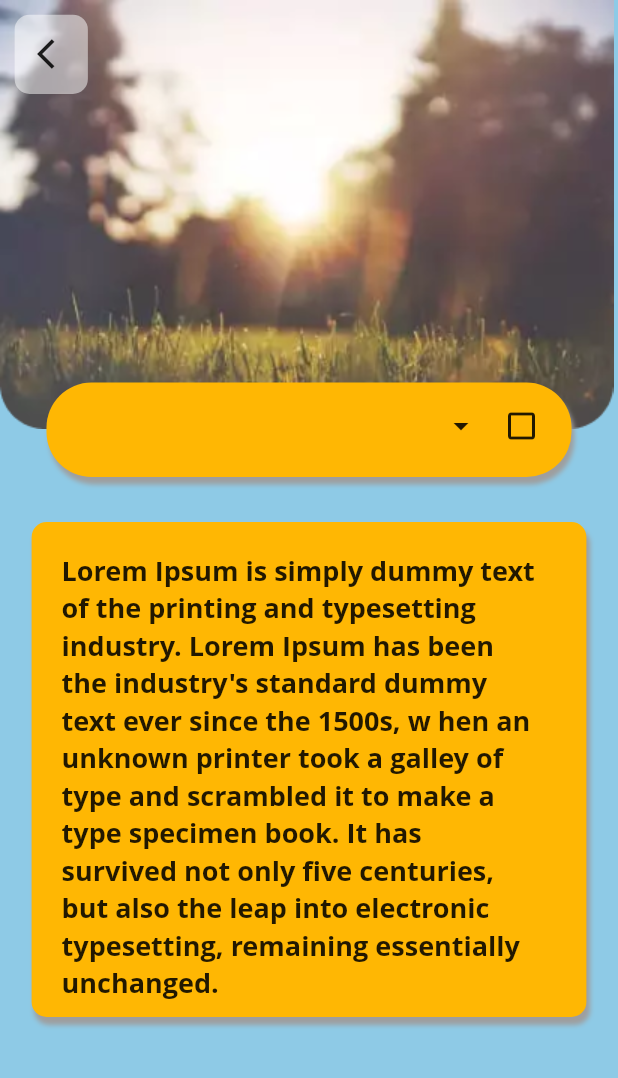
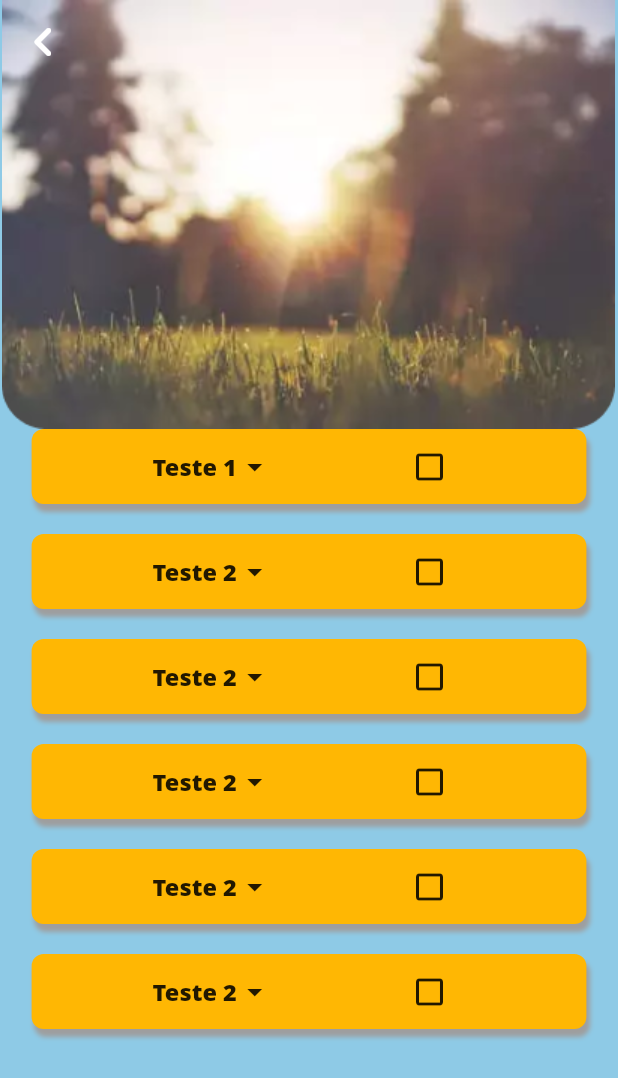
Before and after one commit to FidelisMatheus/down_maternity, a Flutter app: the DetailsScreen screen opened directly with empty values, on a phone screen of 412 x 824 dp. Shown: the top 1078 px of the screen. Run offline on Flutter 3.47's test engine with Material 2 defaults, Android fonts, the phone set to English and light mode, and no system bars; our stand-ins replace get; missing offline and left inert: dart:html; Roboto replaces fonts that are missing (Open Sans).

Commit message:
ExpandedWidget modificado
Modifiquei o expanded widget para receber o model Topic (Tópico)

```diff
--- /dev/null
+++ b/lib/model/topic.dart
@@ -0,0 +1,8 @@
+class Topic {
+  final String title;
+  final String text;
+  late bool expand;
+  late bool check;
+
+  Topic(this.title, this.text, this.expand, this.check);
+}
--- a/lib/pages/details_page.dart
+++ b/lib/pages/details_page.dart
@@ -1,15 +1,18 @@
 // ignore_for_file: prefer_const_constructors
 
 import 'package:flutter/material.dart';
+import 'package:get/get.dart';
+import 'package:projeto_sindrome_down/model/topic.dart';
 import 'package:projeto_sindrome_down/routes/routes.dart';
 
 import 'package:projeto_sindrome_down/utils/appcolors.dart';
 import 'package:projeto_sindrome_down/utils/dimensions.dart';
 import 'package:projeto_sindrome_down/widgets/expansion_widget.dart';
 
-class DetailsScreen extends StatelessWidget {
+class DetailsScreen extends StatefulWidget {
   final int id;
   final String title;
+
   const DetailsScreen({
     Key? key,
     required this.id,
@@ -17,72 +20,112 @@ class DetailsScreen extends StatelessWidget {
   }) : super(key: key);
 
   @override
+  State<DetailsScreen> createState() => _DetailsScreenState();
+}
+
+class _DetailsScreenState extends State<DetailsScreen> {
+  late bool exibir;
+  List<Topic> listTopics = [
+    Topic(
+      'Teste 1',
+      "Lorem Ipsum is simply dummy text of the printing and typesetting industry. Lorem Ipsum has been the industry",
+      false,
+      false,
+    ),
+    Topic(
+      'Teste 2',
+      "Lorem Ipsum is simply dummy text of the printing and typesetting industry. Lorem Ipsum has been the industry",
+      false,
+      false,
+    ),
+    Topic(
+      'Teste 2',
+      "Lorem Ipsum is simply dummy text of the printing and typesetting industry. Lorem Ipsum has been the industry",
+      false,
+      false,
+    ),
+    Topic(
+      'Teste 2',
+      "Lorem Ipsum is simply dummy text of the printing and typesetting industry. Lorem Ipsum has been the industry",
+      false,
+      false,
+    ),
+    Topic(
+      'Teste 2',
+      "Lorem Ipsum is simply dummy text of the printing and typesetting industry. Lorem Ipsum has been the industry",
+      false,
+      false,
+    ),
+    Topic(
+      'Teste 2',
+      "Lorem Ipsum is simply dummy text of the printing and typesetting industry. Lorem Ipsum has been the industry",
+      false,
+      false,
+    ),
+  ];
+
+  @override
+  void initState() {
+    super.initState();
+    exibir = false;
+  }
+
+  @override
   Widget build(BuildContext context) {
     return Scaffold(
       backgroundColor: const Color(0xFF8ECAE6),
-      body: Column(
+      body: SingleChildScrollView(
+        child: Column(
           children: [
             Stack(
               children: [
                 Container(
                   child: Image.asset('images/detalhes.png'),
                   decoration: BoxDecoration(
-                  borderRadius: BorderRadius.only(
-                      bottomRight: Radius.circular(30),
-                      bottomLeft: Radius.circular(30)),
+                    borderRadius: BorderRadius.only(bottomRight: Radius.circular(30), bottomLeft: Radius.circular(30)),
                   ),
                 ),
-              Center(child: ExpansionWidget(title: title)),
                 Container(
-                padding: EdgeInsets.only(left: 5),
+                  width: 40,
+                  height: 40,
+                  margin: EdgeInsets.only(
+                    right: Dimensions.width350,
+                  ),
                   child: IconButton(
                     onPressed: () {
-                    Navigator.pushNamed(context, Routes.initial);
+                      Get.toNamed(Routes.homeScreen);
                     },
-                  icon: Icon(Icons.arrow_back_ios),
+                    icon: Icon(
+                      Icons.chevron_left_rounded,
+                      color: Colors.white,
+                      size: 40,
                     ),
-                width: Dimensions.cardHeight50,
-                height: Dimensions.cardWidth50,
-                decoration: BoxDecoration(
-                  borderRadius: BorderRadius.all(
-                    Radius.circular(10),
-                  ),
-                  color: Colors.white.withOpacity(0.5),
-                ),
-                margin: EdgeInsets.only(
-                  top: Dimensions.height10,
-                  left: Dimensions.height10,
                   ),
                 ),
               ],
             ),
-          Container(
-            padding: EdgeInsets.fromLTRB(20, 20, 30, 10),
-            child: Center(
-              child: Text(
-                "Lorem Ipsum is simply dummy text of the printing and typesetting industry. Lorem Ipsum has been the industry's standard dummy  text ever since the 1500s, w hen an unknown printer took a galley of type and scrambled it to make a type specimen book. It has survived not only five centuries, but also the leap into electronic typesetting, remaining essentially unchanged.",
-                style: TextStyle(
-                  fontFamily: 'Open Sans',
-                  fontWeight: FontWeight.w700,
-                  fontSize: 18,
+            ListView.builder(
+              shrinkWrap: true,
+              itemCount: listTopics.length,
+              itemBuilder: (context, index) {
+                return GestureDetector(
+                  onTap: () {
+                    setState(() {
+                      listTopics[index].expand = !listTopics[index].expand;
+                    });
+                  },
+                  child: ExpansionWidget(
+                    title: listTopics[index].title,
+                    expand: listTopics[index].expand,
                   ),
+                );
+              },
             ),
+            SizedBox(
+              height: 40,
             ),
-            decoration: BoxDecoration(
-                borderRadius: BorderRadius.all(Radius.circular(10)),
-                // ignore: prefer_const_literals_to_create_immutables
-                boxShadow: [
-                  BoxShadow(
-                    color: Colors.grey,
-                    blurRadius: 2.0,
-                    offset: Offset(2.0, 5.0),
-                  )
           ],
-                color: AppColors.yellowColor),
-            width: Dimensions.width350,
-            margin: EdgeInsets.only(top: 30),
-          )
-        ],
+        ),
       ),
     );
   }
--- /dev/null
+++ b/lib/teste.dart
@@ -0,0 +1,42 @@
+/*Center(
+    child: GestureDetector(
+      onTap: () {
+        setState(() {
+          exibir = !exibir;
+        });
+      },
+      child: ExpansionWidget(title: widget.title),
+    ),
+  ),
+),
+exibir == true
+    ? Container(
+        padding: EdgeInsets.fromLTRB(20, 20, 30, 10),
+        child: Center(
+          child: Text(
+            "",
+            style: TextStyle(
+              fontFamily: 'Open Sans',
+              fontWeight: FontWeight.w700,
+              fontSize: 18,
+            ),
+          ),
+        ),
+        decoration: BoxDecoration(
+            borderRadius: BorderRadius.all(Radius.circular(10)),
+            // ignore: prefer_const_literals_to_create_immutables
+            boxShadow: [
+              BoxShadow(
+                color: Colors.grey,
+                blurRadius: 2.0,
+                offset: Offset(2.0, 5.0),
+              )
+            ],
+            color: AppColors.yellowColor),
+        width: Dimensions.width350,
+        margin: EdgeInsets.only(top: 30),
+      )
+    : Container(
+        child: Text('Vazio'),
+      ),
+ExpansionWidget(title: widget.title)*/
--- a/lib/widgets/expansion_widget.dart
+++ b/lib/widgets/expansion_widget.dart
@@ -7,9 +7,12 @@ import 'package:projeto_sindrome_down/utils/dimensions.dart';
 
 class ExpansionWidget extends StatefulWidget {
   final String title;
-  const ExpansionWidget({
+  late bool expand;
+
+  ExpansionWidget({
     Key? key,
     required this.title,
+    required this.expand,
   }) : super(key: key);
 
   @override
@@ -19,14 +22,19 @@ class ExpansionWidget extends StatefulWidget {
 class _ExpansionWidgetState extends State<ExpansionWidget> {
   @override
   Widget build(BuildContext context) {
-    return Container(
-      width: 350,
-      margin: EdgeInsets.only(top: 255),
-      padding: EdgeInsets.fromLTRB(10, 5, 5, 10),
+    return Column(
+      children: [
+        Container(
+          width: Dimensions.width350,
+          height: 50,
           decoration: BoxDecoration(
-          borderRadius: BorderRadius.all(Radius.circular(30)),
-          // ignore: prefer_const_literals_to_create_immutables
-          boxShadow: [
+              borderRadius: widget.expand
+                  ? BorderRadius.only(
+                      topLeft: Radius.circular(10),
+                      topRight: Radius.circular(10),
+                    )
+                  : BorderRadius.all(Radius.circular(8)),
+              boxShadow: const [
                 BoxShadow(
                   color: Colors.grey,
                   blurRadius: 2.0,
@@ -37,12 +45,9 @@ class _ExpansionWidgetState extends State<ExpansionWidget> {
           child: Row(
             mainAxisAlignment: MainAxisAlignment.spaceEvenly,
             children: [
-          GestureDetector(
-            onTap: () {},
-            child: Row(
+              Row(
                 children: [
                   Container(
-                  width: 250,
                     alignment: Alignment.center,
                     child: Text(
                       widget.title,
@@ -57,13 +62,50 @@ class _ExpansionWidgetState extends State<ExpansionWidget> {
                   Icon(Icons.arrow_drop_down_outlined),
                 ],
               ),
-          ),
               IconButton(
                 onPressed: () {},
                 icon: Icon(Icons.check_box_outline_blank),
               ),
             ],
           ),
+        ),
+        widget.expand == true
+            ? Container(
+                child: Center(
+                  child: Padding(
+                    padding: const EdgeInsets.all(8.0),
+                    child: Text(
+                      "Lorem ipsum dolor sit amet, consectetur adipiscing elit. Vivamus ac est dignissim, tincidunt quam a, tristique ex. Phasellus leo sem, vehicula et tristique in, tempor ullamcorper nisl. Aliquam semper condimentum justo, vel sollicitudin tellus sagittis in. Sed placerat metus sit amet felis ultrices molestie. ",
+                      style: TextStyle(
+                        fontFamily: 'Open Sans',
+                        fontWeight: FontWeight.w700,
+                        fontSize: 18,
+                      ),
+                      textAlign: TextAlign.justify,
+                    ),
+                  ),
+                ),
+                decoration: BoxDecoration(
+                    borderRadius: BorderRadius.only(
+                      bottomLeft: Radius.circular(10),
+                      bottomRight: Radius.circular(10),
+                    ),
+                    // ignore: prefer_const_literals_to_create_immutables
+                    boxShadow: [
+                      BoxShadow(
+                        color: Colors.grey,
+                        blurRadius: 2.0,
+                        offset: Offset(2.0, 5.0),
+                      )
+                    ],
+                    color: AppColors.yellowColor),
+                width: Dimensions.width350,
+                margin: EdgeInsets.only(bottom: 20),
+              )
+            : SizedBox(
+                height: 20,
+              )
+      ],
     );
   }
 }
```
Also changed, not shown: lib/model/list_topics.dart (added). Lines whose indentation alone changed are shown as unchanged.
